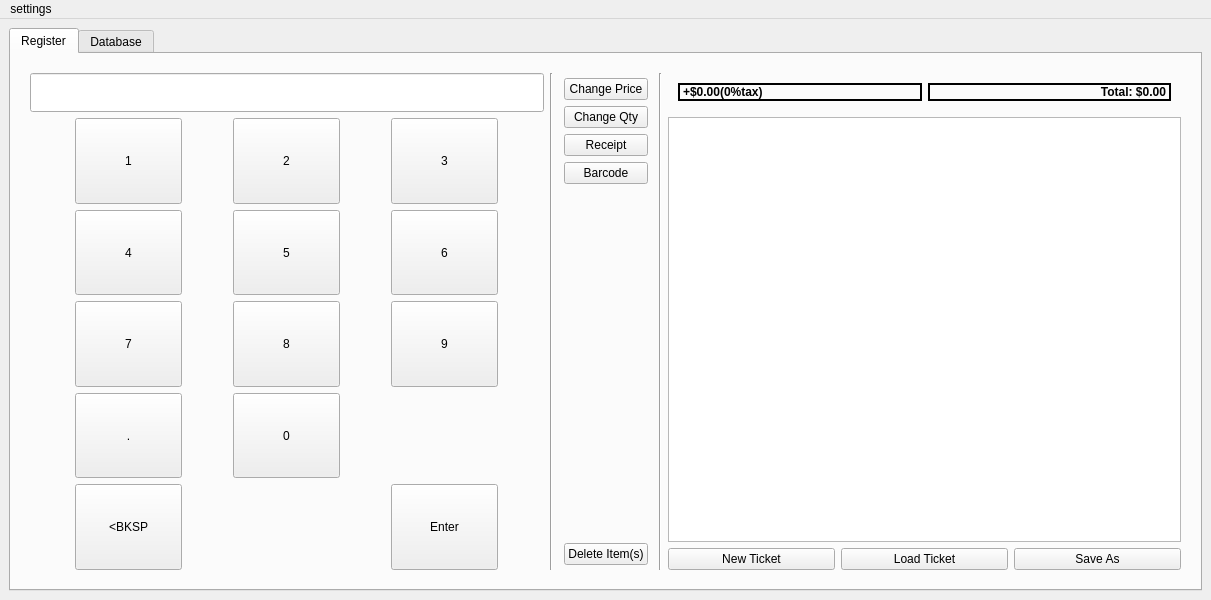
This is mainwindow.ui in dtuivs/SmartTAgz as Qt 5 draws it before an edit. The edited form follows.
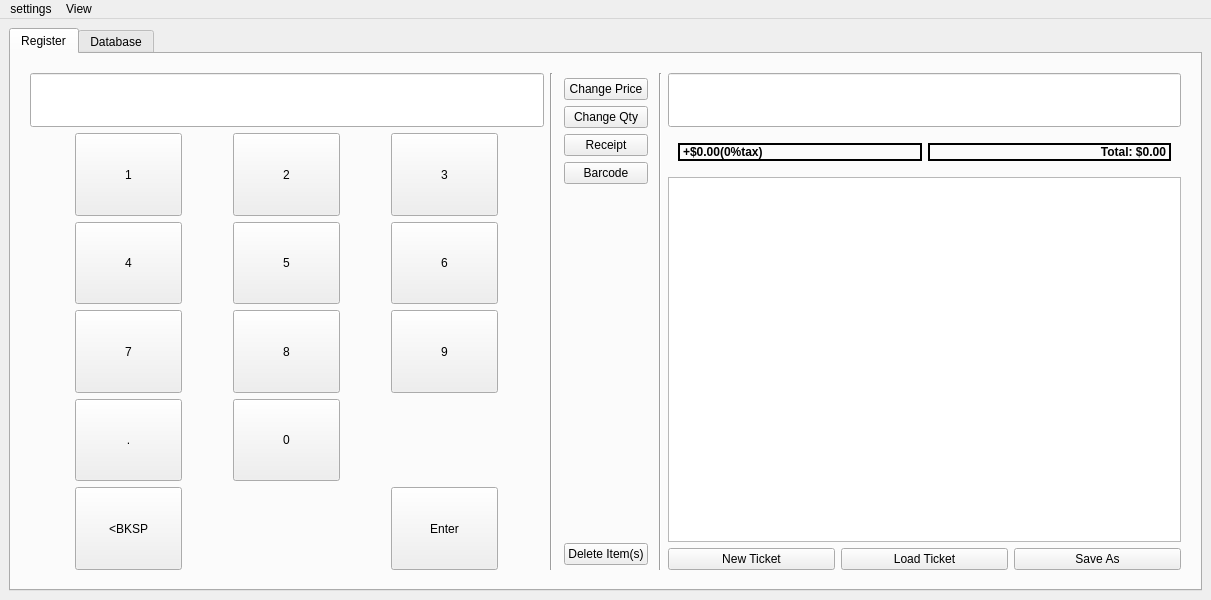
This is the edited form.

```diff
--- a/mainwindow.ui
+++ b/mainwindow.ui
@@ -72,7 +72,7 @@
               </property>
               <property name="font">
                <font>
-                <pointsize>20</pointsize>
+                <pointsize>30</pointsize>
                 <bold>true</bold>
                </font>
               </property>
@@ -478,6 +478,15 @@
             <property name="sizeConstraint">
              <enum>QLayout::SizeConstraint::SetNoConstraint</enum>
             </property>
+            <item>
+             <widget class="QLineEdit" name="code_inputBox_2">
+              <property name="font">
+               <font>
+                <pointsize>30</pointsize>
+               </font>
+              </property>
+             </widget>
+            </item>
             <item>
              <layout class="QHBoxLayout" name="horizontalLayout_3">
               <property name="leftMargin">
@@ -755,7 +764,14 @@
     </property>
     <addaction name="actionSettings"/>
    </widget>
+   <widget class="QMenu" name="menuView">
+    <property name="title">
+     <string>View</string>
+    </property>
+    <addaction name="action_HideKeypad"/>
+   </widget>
    <addaction name="menuAdjust_Tax"/>
+   <addaction name="menuView"/>
   </widget>
   <action name="actionSales_Tax">
    <property name="text">
```
Left out of the diff: 16 changed lines with no effect on the pictures.
